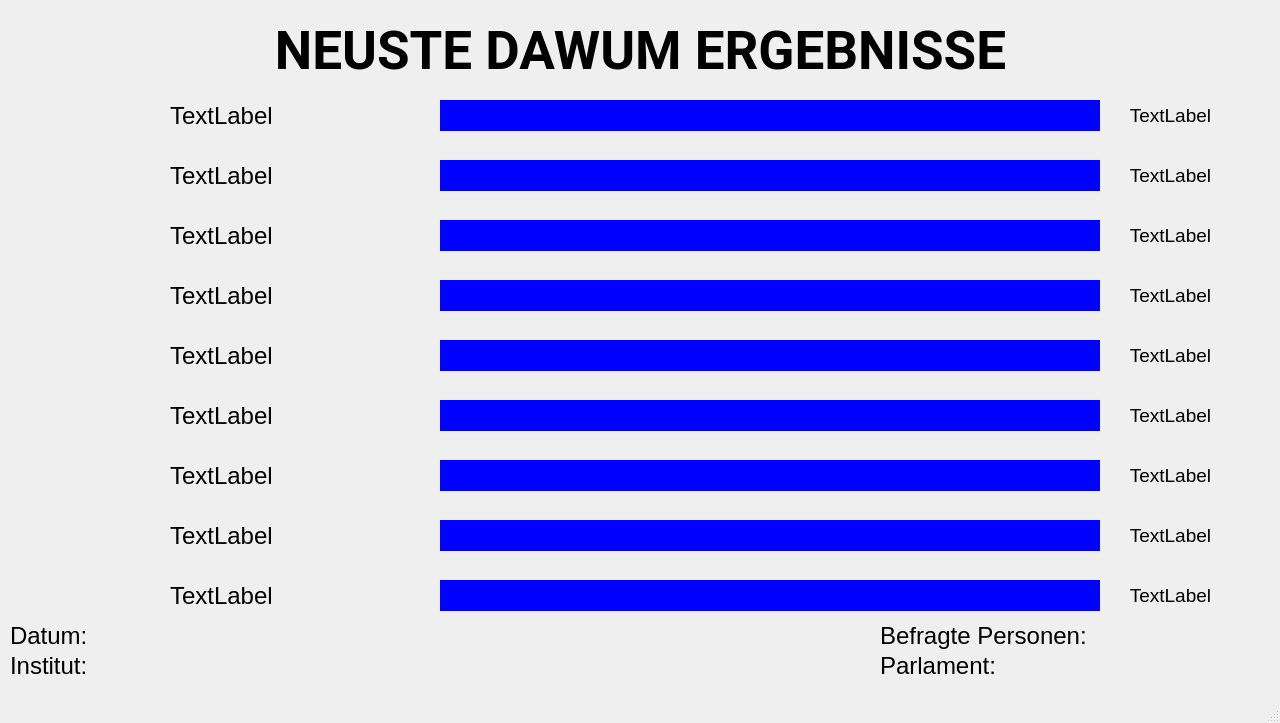
This is gui.ui in Floerianc/DAWUM as Qt 5 draws it before an edit. The edited form follows.
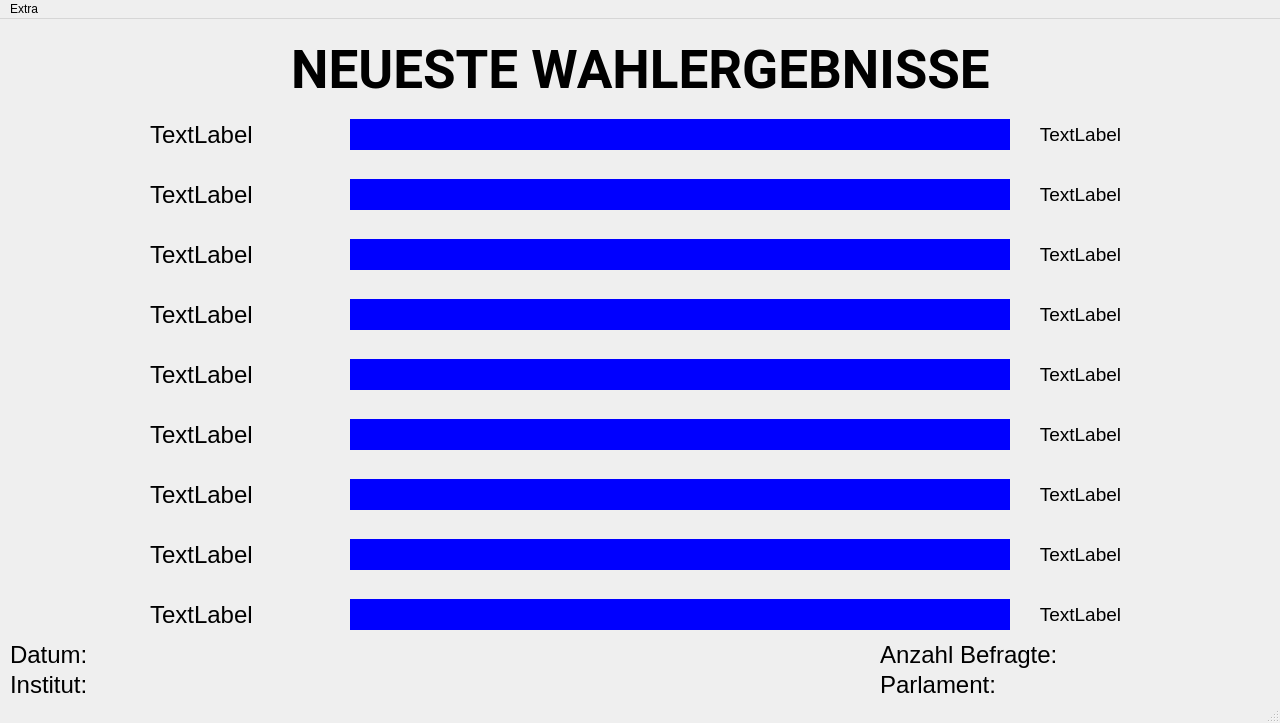
This is the edited form.

The edit to the form file:
```diff
--- a/gui.ui
+++ b/gui.ui
@@ -32,7 +32,7 @@
      </font>
     </property>
     <property name="text">
-     <string>NEUSTE DAWUM ERGEBNISSE</string>
+     <string>NEUESTE WAHLERGEBNISSE</string>
     </property>
     <property name="alignment">
      <set>Qt::AlignCenter</set>
@@ -41,7 +41,7 @@
    <widget class="QLabel" name="Party1">
     <property name="geometry">
      <rect>
-      <x>170</x>
+      <x>150</x>
       <y>90</y>
       <width>181</width>
       <height>51</height>
@@ -62,7 +62,7 @@
    <widget class="QLabel" name="Party_stat1">
     <property name="geometry">
      <rect>
-      <x>440</x>
+      <x>350</x>
       <y>100</y>
       <width>660</width>
       <height>31</height>
@@ -86,7 +86,7 @@
    <widget class="QLabel" name="Party2">
     <property name="geometry">
      <rect>
-      <x>170</x>
+      <x>150</x>
       <y>150</y>
       <width>181</width>
       <height>51</height>
@@ -107,7 +107,7 @@
    <widget class="QLabel" name="Party_stat2">
     <property name="geometry">
      <rect>
-      <x>440</x>
+      <x>350</x>
       <y>160</y>
       <width>660</width>
       <height>31</height>
@@ -131,7 +131,7 @@
    <widget class="QLabel" name="Party_stat3">
     <property name="geometry">
      <rect>
-      <x>440</x>
+      <x>350</x>
       <y>220</y>
       <width>660</width>
       <height>31</height>
@@ -155,7 +155,7 @@
    <widget class="QLabel" name="Party3">
     <property name="geometry">
      <rect>
-      <x>170</x>
+      <x>150</x>
       <y>210</y>
       <width>181</width>
       <height>51</height>
@@ -176,7 +176,7 @@
    <widget class="QLabel" name="Party_stat4">
     <property name="geometry">
      <rect>
-      <x>440</x>
+      <x>350</x>
       <y>280</y>
       <width>660</width>
       <height>31</height>
@@ -200,7 +200,7 @@
    <widget class="QLabel" name="Party4">
     <property name="geometry">
      <rect>
-      <x>170</x>
+      <x>150</x>
       <y>270</y>
       <width>181</width>
       <height>51</height>
@@ -221,7 +221,7 @@
    <widget class="QLabel" name="Party5">
     <property name="geometry">
      <rect>
-      <x>170</x>
+      <x>150</x>
       <y>330</y>
       <width>181</width>
       <height>51</height>
@@ -242,7 +242,7 @@
    <widget class="QLabel" name="Party_stat5">
     <property name="geometry">
      <rect>
-      <x>440</x>
+      <x>350</x>
       <y>340</y>
       <width>660</width>
       <height>31</height>
@@ -266,7 +266,7 @@
    <widget class="QLabel" name="Party_stat6">
     <property name="geometry">
      <rect>
-      <x>440</x>
+      <x>350</x>
       <y>400</y>
       <width>660</width>
       <height>31</height>
@@ -290,7 +290,7 @@
    <widget class="QLabel" name="Party6">
     <property name="geometry">
      <rect>
-      <x>170</x>
+      <x>150</x>
       <y>390</y>
       <width>181</width>
       <height>51</height>
@@ -311,7 +311,7 @@
    <widget class="QLabel" name="Party7">
     <property name="geometry">
      <rect>
-      <x>170</x>
+      <x>150</x>
       <y>450</y>
       <width>181</width>
       <height>51</height>
@@ -332,7 +332,7 @@
    <widget class="QLabel" name="Party_stat7">
     <property name="geometry">
      <rect>
-      <x>440</x>
+      <x>350</x>
       <y>460</y>
       <width>660</width>
       <height>31</height>
@@ -356,7 +356,7 @@
    <widget class="QLabel" name="Party_stat8">
     <property name="geometry">
      <rect>
-      <x>440</x>
+      <x>350</x>
       <y>520</y>
       <width>660</width>
       <height>31</height>
@@ -380,7 +380,7 @@
    <widget class="QLabel" name="Party8">
     <property name="geometry">
      <rect>
-      <x>170</x>
+      <x>150</x>
       <y>510</y>
       <width>181</width>
       <height>51</height>
@@ -401,7 +401,7 @@
    <widget class="QLabel" name="Party9">
     <property name="geometry">
      <rect>
-      <x>170</x>
+      <x>150</x>
       <y>570</y>
       <width>181</width>
       <height>51</height>
@@ -422,7 +422,7 @@
    <widget class="QLabel" name="Party_stat9">
     <property name="geometry">
      <rect>
-      <x>440</x>
+      <x>350</x>
       <y>580</y>
       <width>660</width>
       <height>31</height>
@@ -479,7 +479,7 @@
      </font>
     </property>
     <property name="text">
-     <string>Befragte Personen: </string>
+     <string>Anzahl Befragte:</string>
     </property>
     <property name="alignment">
      <set>Qt::AlignLeading|Qt::AlignLeft|Qt::AlignVCenter</set>
@@ -530,7 +530,7 @@
    <widget class="QLabel" name="Percentage">
     <property name="geometry">
      <rect>
-      <x>1110</x>
+      <x>1020</x>
       <y>90</y>
       <width>121</width>
       <height>51</height>
@@ -551,7 +551,7 @@
    <widget class="QLabel" name="Percentage_2">
     <property name="geometry">
      <rect>
-      <x>1110</x>
+      <x>1020</x>
       <y>150</y>
       <width>121</width>
       <height>51</height>
@@ -572,7 +572,7 @@
    <widget class="QLabel" name="Percentage_3">
     <property name="geometry">
      <rect>
-      <x>1110</x>
+      <x>1020</x>
       <y>210</y>
       <width>121</width>
       <height>51</height>
@@ -593,7 +593,7 @@
    <widget class="QLabel" name="Percentage_4">
     <property name="geometry">
      <rect>
-      <x>1110</x>
+      <x>1020</x>
       <y>270</y>
       <width>121</width>
       <height>51</height>
@@ -614,7 +614,7 @@
    <widget class="QLabel" name="Percentage_5">
     <property name="geometry">
      <rect>
-      <x>1110</x>
+      <x>1020</x>
       <y>330</y>
       <width>121</width>
       <height>51</height>
@@ -635,7 +635,7 @@
    <widget class="QLabel" name="Percentage_6">
     <property name="geometry">
      <rect>
-      <x>1110</x>
+      <x>1020</x>
       <y>390</y>
       <width>121</width>
       <height>51</height>
@@ -656,7 +656,7 @@
    <widget class="QLabel" name="Percentage_7">
     <property name="geometry">
      <rect>
-      <x>1110</x>
+      <x>1020</x>
       <y>450</y>
       <width>121</width>
       <height>51</height>
@@ -677,7 +677,7 @@
    <widget class="QLabel" name="Percentage_8">
     <property name="geometry">
      <rect>
-      <x>1110</x>
+      <x>1020</x>
       <y>510</y>
       <width>121</width>
       <height>51</height>
@@ -698,7 +698,7 @@
    <widget class="QLabel" name="Percentage_9">
     <property name="geometry">
      <rect>
-      <x>1110</x>
+      <x>1020</x>
       <y>570</y>
       <width>121</width>
       <height>51</height>
@@ -726,6 +726,13 @@
      <height>21</height>
     </rect>
    </property>
+   <widget class="QMenu" name="menuExtra">
+    <property name="title">
+     <string>Extra</string>
+    </property>
+    <addaction name="actionSend_in_Discord"/>
+   </widget>
+   <addaction name="menuExtra"/>
   </widget>
   <widget class="QStatusBar" name="statusbar"/>
  </widget>
```
Left out of the diff: 5 changed lines with no effect on the pictures.
